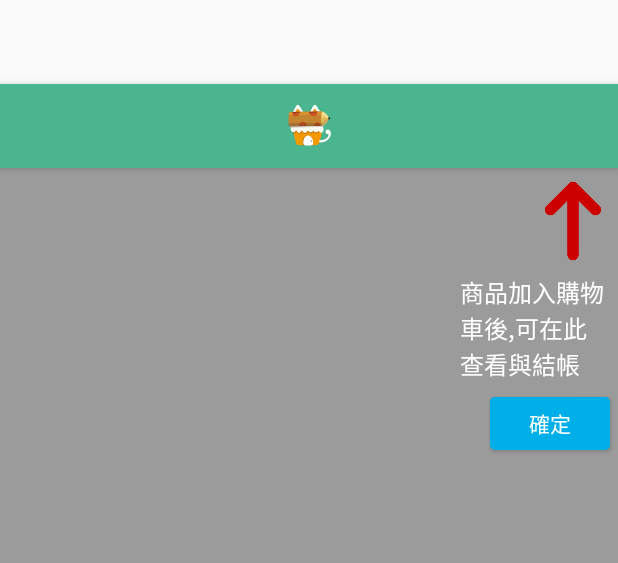
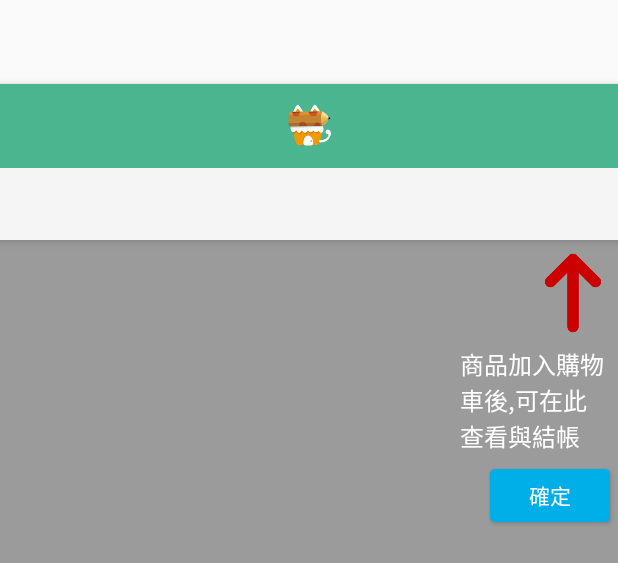
Before and after one commit to kosbrother/AndroidMongMong, an Android app: the layout app_bar_main.xml on its own in the app's theme, with its tools: preview values and no code run, on a phone screen of 412 x 824 dp. Shown: the top 563 px of the screen. Run offline under Robolectric (Android 15) with nearby library versions, the phone set to English and light mode, and no system bars; plain views replace PagerSlidingTabStrip.

Commit message:
Add tab layout

```diff
--- a/app/src/main/res/layout/app_bar_main.xml
+++ b/app/src/main/res/layout/app_bar_main.xml
@@ -17,36 +17,38 @@
             android:layout_width="match_parent"
             android:layout_height="?attr/actionBarSize"
             android:background="?attr/colorPrimary"
-            app:popupTheme="@style/AppTheme.PopupOverlay"
-            >
+            app:popupTheme="@style/AppTheme.PopupOverlay">
 
             <ImageView
                 android:layout_width="30dp"
                 android:layout_height="30dp"
-                android:src="@drawable/icon_app_bar"
                 android:layout_gravity="center"
-                />
+                android:src="@drawable/icon_app_bar" />
+
             <TextView
                 android:id="@+id/toolbar_title"
                 android:layout_width="wrap_content"
                 android:layout_height="wrap_content"
                 android:layout_gravity="center"
+                android:layout_marginLeft="10dp"
                 android:textColor="@color/white"
-                android:textSize="20dp"
-                android:layout_marginLeft="10dp"
-                />
+                android:textSize="20dp" />
         </android.support.v7.widget.Toolbar>
 
+        <android.support.design.widget.TabLayout
+            android:id="@+id/tabs"
+            android:layout_width="match_parent"
+            android:layout_height="wrap_content"
+            android:background="@color/gray_tab_background"
+            android:paddingLeft="8dp"
+            android:paddingRight="8dp"
+            app:tabGravity="center"
+            app:tabIndicatorColor="@color/green_text"
+            app:tabMode="scrollable"
+            app:tabSelectedTextColor="@color/green_text"
+            app:tabTextColor="@android:color/black" />
     </android.support.design.widget.AppBarLayout>
 
     <include layout="@layout/content_main" />
 
-    <!--<android.support.design.widget.FloatingActionButton-->
-        <!--android:id="@+id/fab"-->
-        <!--android:layout_width="wrap_content"-->
-        <!--android:layout_height="wrap_content"-->
-        <!--android:layout_gravity="bottom|end"-->
-        <!--android:layout_margin="@dimen/fab_margin"-->
-        <!--android:src="@android:drawable/ic_dialog_email" />-->
-
 </android.support.design.widget.CoordinatorLayout>
--- a/app/src/main/res/layout/content_main.xml
+++ b/app/src/main/res/layout/content_main.xml
@@ -4,18 +4,10 @@
     xmlns:tools="http://schemas.android.com/tools"
     android:layout_width="match_parent"
     android:layout_height="match_parent"
+    android:orientation="vertical"
     app:layout_behavior="@string/appbar_scrolling_view_behavior"
     tools:context="com.kosbrother.mongmongwoo.MainActivity"
-    tools:showIn="@layout/app_bar_main"
-    android:orientation="vertical"
-    >
-
-    <!--<com.astuetz.PagerSlidingTabStrip-->
-        <!--android:id="@+id/tabs"-->
-        <!--app:pstsShouldExpand="true"-->
-        <!--app:pstsTextAllCaps="true"-->
-        <!--android:layout_width="match_parent"-->
-        <!--android:layout_height="36dp" />-->
+    tools:showIn="@layout/app_bar_main">
 
     <LinearLayout
         android:id="@+id/no_net_layout"
@@ -23,22 +15,20 @@
         android:layout_height="match_parent"
         android:gravity="center"
         android:orientation="vertical"
-        android:visibility="gone"
-        >
+        android:visibility="gone">
 
         <ImageView
             android:layout_width="60dp"
             android:layout_height="60dp"
-            android:src="@drawable/icon_problem"
-            />
+            android:src="@drawable/icon_problem" />
+
         <TextView
             android:layout_width="180dp"
             android:layout_height="wrap_content"
+            android:layout_marginTop="10dp"
             android:text="無網路連接,請檢查網路連線,並重啟APP~"
             android:textSize="17dp"
-            android:layout_marginTop="10dp"
-            android:textStyle="bold"
-            />
+            android:textStyle="bold" />
 
     </LinearLayout>
 
@@ -50,46 +40,45 @@
             android:id="@+id/viewpager"
             android:layout_width="match_parent"
             android:layout_height="match_parent"
-            />
+            app:layout_behavior="@string/appbar_scrolling_view_behavior" />
 
         <RelativeLayout
             android:id="@+id/spotlight_shopping_car_layout"
             android:layout_width="match_parent"
             android:layout_height="match_parent"
-            android:background="#e08F8F8F"
-            >
+            android:background="#e08F8F8F">
+
             <ImageView
                 android:id="@+id/arrow_image"
                 android:layout_width="60dp"
                 android:layout_height="60dp"
                 android:layout_alignParentRight="true"
-                android:src="@drawable/icon_arrow"
                 android:layout_marginTop="5dp"
-                />
+                android:src="@drawable/icon_arrow" />
+
             <TextView
                 android:id="@+id/info_text"
-                android:layout_below="@id/arrow_image"
                 android:layout_width="100dp"
                 android:layout_height="wrap_content"
+                android:layout_alignParentRight="true"
+                android:layout_below="@id/arrow_image"
+                android:layout_marginRight="5dp"
+                android:layout_marginTop="5dp"
                 android:text="商品加入購物車後,可在此查看與結帳"
-                android:textSize="16dp"
                 android:textColor="@color/white"
-                android:layout_alignParentRight="true"
-                android:layout_marginTop="5dp"
-                android:layout_marginRight="5dp"
-                />
+                android:textSize="16dp" />
+
             <Button
                 android:id="@+id/confirm_button"
-                android:layout_below="@id/info_text"
                 android:layout_width="80dp"
                 android:layout_height="35dp"
                 android:layout_alignParentRight="true"
+                android:layout_below="@id/info_text"
+                android:layout_marginRight="5dp"
+                android:layout_marginTop="10dp"
+                android:background="@drawable/button_blue_selector"
                 android:text="確定"
-                android:background="@drawable/button_blue_selector"
-                android:textColor="@color/white"
-                android:layout_marginTop="10dp"
-                android:layout_marginRight="5dp"
-                />
+                android:textColor="@color/white" />
         </RelativeLayout>
 
     </FrameLayout>
--- a/app/src/main/res/layout/fragment_grid.xml
+++ b/app/src/main/res/layout/fragment_grid.xml
@@ -23,7 +23,7 @@
         android:id="@+id/fragment_gridview"
         android:layout_width="match_parent"
         android:layout_height="match_parent"
-        android:numColumns="1"
+        android:numColumns="2"
         android:gravity="center"
         android:columnWidth="8dp"
         android:stretchMode="columnWidth"
--- a/app/src/main/res/values/colors.xml
+++ b/app/src/main/res/values/colors.xml
@@ -11,4 +11,5 @@
 
     <color name="green_text">#00a378</color>
     <color name="black_text">#4a4a4a</color>
+    <color name="gray_tab_background">#f5f5f5</color>
 </resources>
```
Also changed, not shown: app/src/main/java/com/kosbrother/mongmongwoo/MainActivity.java (+50 -76 lines), app/src/main/res/layout/item_goods_2.xml (+28 -49 lines).
